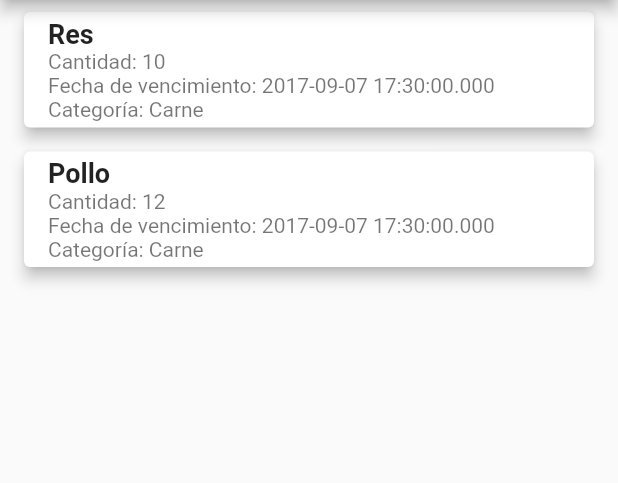
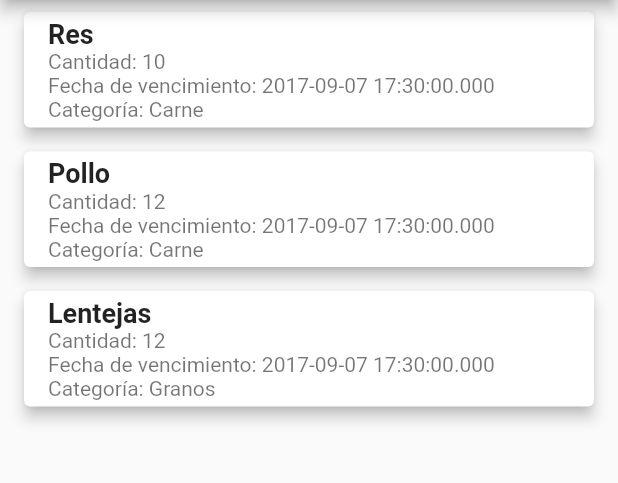
Before and after one commit to SantiSosa02/odsAlimentos, a Flutter app: the ScreenSecond screen opened directly, on a phone screen of 412 x 824 dp, the part 84-567 px from its top. Run offline on Flutter 3.47's test engine with Material 2 defaults, Android fonts, the phone set to English and light mode, and no system bars.

Commit message:
Commit martin

```diff
--- a/lib/presentations/springs/screenSecond.dart
+++ b/lib/presentations/springs/screenSecond.dart
@@ -22,6 +22,12 @@ class _ScreenSecondState extends State<ScreenSecond> {
       'Cantidad': '12',
       'Fecha_vencimiento': DateTime(2017, 9, 7, 17, 30),
       'Categoria': 'Carne',
+    },
+    {
+      'Nombre': 'Lentejas',
+      'Cantidad': '12',
+      'Fecha_vencimiento': DateTime(2017, 9, 7, 17, 30),
+      'Categoria': 'Granos',
     },
     // Agrega más elementos a la lista si es necesario
   ];
```
